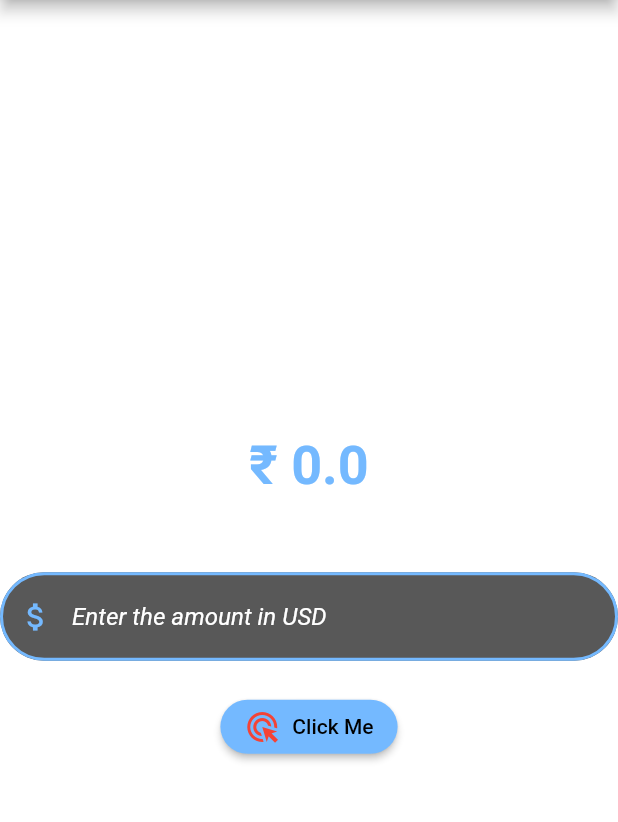
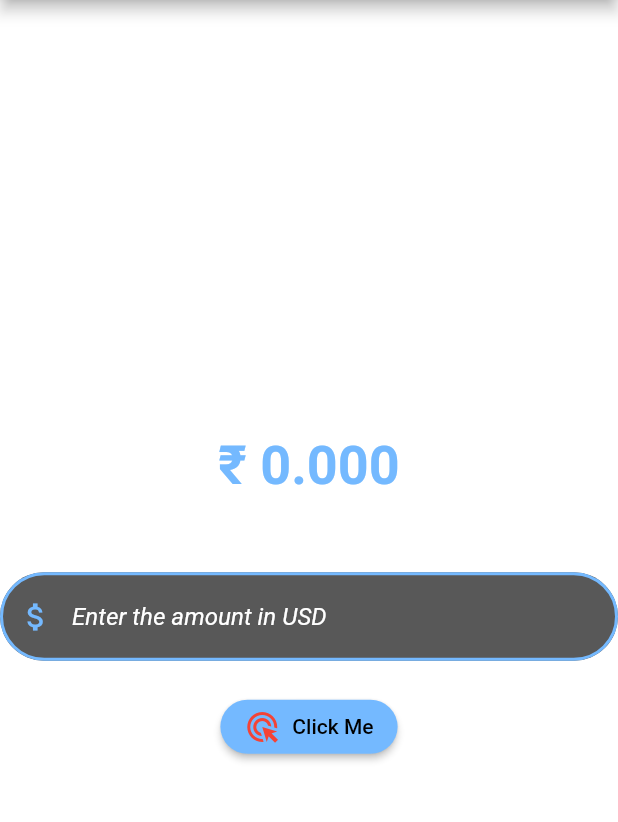
Before and after one commit to samrocks03/LearningFlutter, a Flutter app: the screen it shows after launch, on a phone screen of 412 x 824 dp, the part 84-906 px from its top. Run offline on Flutter 3.47's test engine with Material 2 defaults, Android fonts, the phone set to English and light mode, and no system bars.

Commit message:
Added string as fixed method to fix double to 3 decimal values

```diff
--- a/currency_converter/lib/currency_converter_material_page.dart
+++ b/currency_converter/lib/currency_converter_material_page.dart
@@ -68,7 +68,7 @@ class _CurrencyConverterMaterialPageState extends State<CurrencyConverterMateria
                   mainAxisAlignment: MainAxisAlignment.center,
                   children:
                   [
-                    Text("₹ $res",
+                    Text("₹ ${res.toStringAsFixed(3)}",
                     style: TextStyle(
                     fontSize: 36,
                     fontWeight: FontWeight.bold,
```
